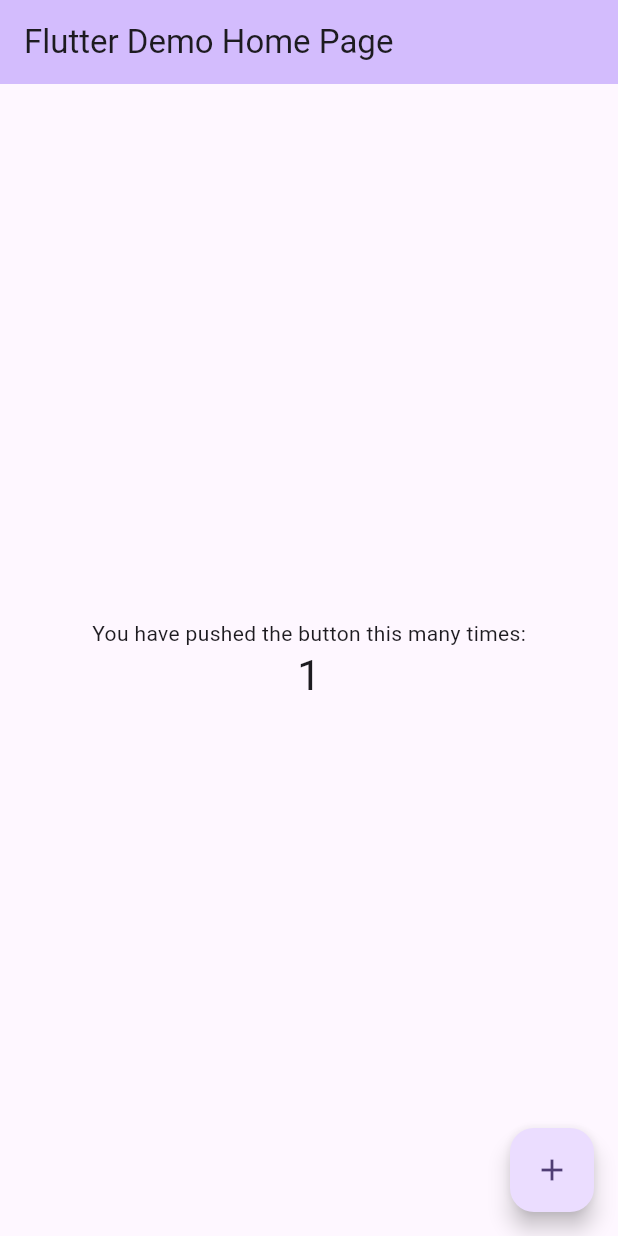
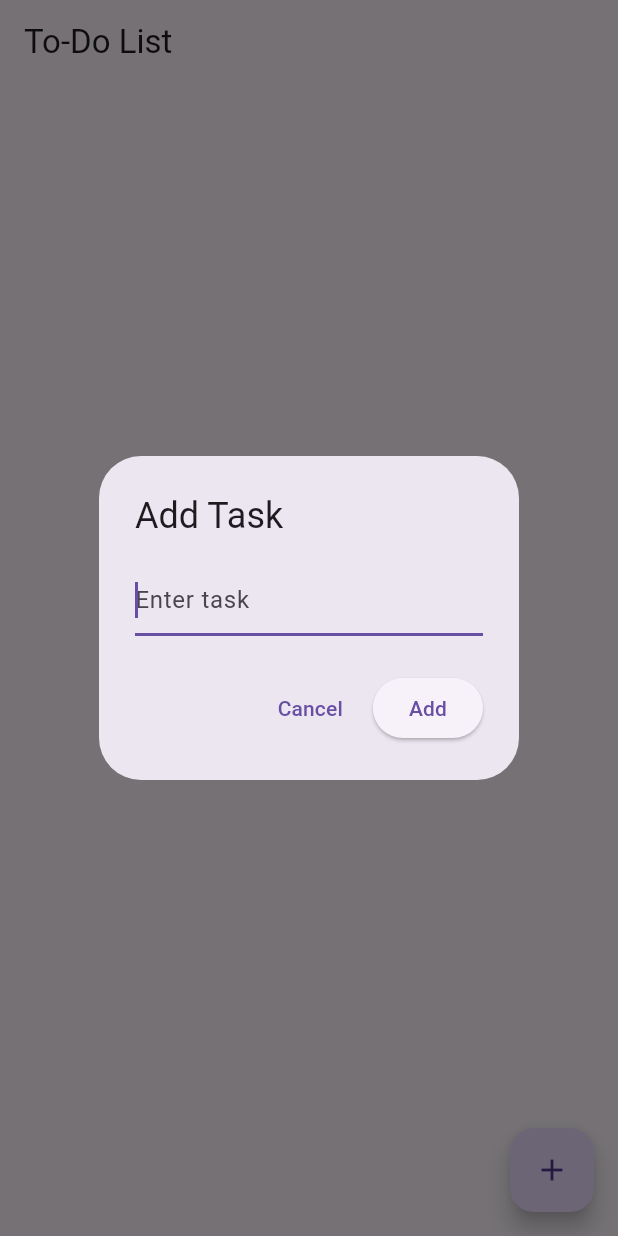
Before and after one commit to santhosh1708/Flutter-To-DoList, a Flutter app: the screen it shows after launch, after a tap on the "add" icon, on a phone screen of 412 x 824 dp. Run offline on Flutter 3.47's test engine with Material 3 defaults, Android fonts, the phone set to English and light mode, and no system bars.

Commit message:
to-do app

```diff
--- a/lib/main.dart
+++ b/lib/main.dart
@@ -1,122 +1,136 @@
 import 'package:flutter/material.dart';
 
-void main() {
-  runApp(const MyApp());
-}
+void main() => runApp(ToDoApp());
 
-class MyApp extends StatelessWidget {
-  const MyApp({super.key});
-
-  // This widget is the root of your application.
+class ToDoApp extends StatelessWidget {
   @override
   Widget build(BuildContext context) {
     return MaterialApp(
-      title: 'Flutter Demo',
-      theme: ThemeData(
-        // This is the theme of your application.
-        //
-        // TRY THIS: Try running your application with "flutter run". You'll see
-        // the application has a purple toolbar. Then, without quitting the app,
-        // try changing the seedColor in the colorScheme below to Colors.green
-        // and then invoke "hot reload" (save your changes or press the "hot
-        // reload" button in a Flutter-supported IDE, or press "r" if you used
-        // the command line to start the app).
-        //
-        // Notice that the counter didn't reset back to zero; the application
-        // state is not lost during the reload. To reset the state, use hot
-        // restart instead.
-        //
-        // This works for code too, not just values: Most code changes can be
-        // tested with just a hot reload.
-        colorScheme: ColorScheme.fromSeed(seedColor: Colors.deepPurple),
-      ),
-      home: const MyHomePage(title: 'Flutter Demo Home Page'),
+      title: 'To-Do List',
+      home: TodoListScreen(),
     );
   }
 }
 
-class MyHomePage extends StatefulWidget {
-  const MyHomePage({super.key, required this.title});
+class Task {
+  String title;
+  bool isDone;
 
-  // This widget is the home page of your application. It is stateful, meaning
-  // that it has a State object (defined below) that contains fields that affect
-  // how it looks.
-
-  // This class is the configuration for the state. It holds the values (in this
-  // case the title) provided by the parent (in this case the App widget) and
-  // used by the build method of the State. Fields in a Widget subclass are
-  // always marked "final".
-
-  final String title;
-
-  @override
-  State<MyHomePage> createState() => _MyHomePageState();
+  Task({required this.title, this.isDone = false});
 }
 
-class _MyHomePageState extends State<MyHomePage> {
-  int _counter = 0;
+class TodoListScreen extends StatefulWidget {
+  @override
+  _TodoListScreenState createState() => _TodoListScreenState();
+}
 
-  void _incrementCounter() {
+class _TodoListScreenState extends State<TodoListScreen> {
+  final List<Task> _tasks = [];
+
+  void _addTask() {
+    _showTaskDialog();
+  }
+
+  void _editTask(int index) {
+    _showTaskDialog(task: _tasks[index], index: index);
+  }
+
+  void _deleteTask(int index) {
     setState(() {
-      // This call to setState tells the Flutter framework that something has
-      // changed in this State, which causes it to rerun the build method below
-      // so that the display can reflect the updated values. If we changed
-      // _counter without calling setState(), then the build method would not be
-      // called again, and so nothing would appear to happen.
-      _counter++;
+      _tasks.removeAt(index);
     });
+  }
+
+  void _toggleTaskCompletion(int index) {
+    setState(() {
+      _tasks[index].isDone = !_tasks[index].isDone;
+    });
+  }
+
+  void _showTaskDialog({Task? task, int? index}) {
+    final controller = TextEditingController(text: task?.title ?? '');
+
+    showDialog(
+      context: context,
+      builder: (context) {
+        return AlertDialog(
+          title: Text(task == null ? 'Add Task' : 'Edit Task'),
+          content: TextField(
+            controller: controller,
+            autofocus: true,
+            decoration: InputDecoration(hintText: 'Enter task'),
+          ),
+          actions: [
+            TextButton(
+              child: Text('Cancel'),
+              onPressed: () => Navigator.pop(context),
+            ),
+            ElevatedButton(
+              child: Text(task == null ? 'Add' : 'Update'),
+              onPressed: () {
+                final title = controller.text.trim();
+                if (title.isNotEmpty) {
+                  setState(() {
+                    if (task == null) {
+                      _tasks.add(Task(title: title));
+                    } else {
+                      _tasks[index!] = Task(title: title, isDone: task.isDone);
+                    }
+                  });
+                  Navigator.pop(context);
+                }
+              },
+            ),
+          ],
+        );
+      },
+    );
   }
 
   @override
   Widget build(BuildContext context) {
-    // This method is rerun every time setState is called, for instance as done
-    // by the _incrementCounter method above.
-    //
-    // The Flutter framework has been optimized to make rerunning build methods
-    // fast, so that you can just rebuild anything that needs updating rather
-    // than having to individually change instances of widgets.
     return Scaffold(
       appBar: AppBar(
-        // TRY THIS: Try changing the color here to a specific color (to
-        // Colors.amber, perhaps?) and trigger a hot reload to see the AppBar
-        // change color while the other colors stay the same.
-        backgroundColor: Theme.of(context).colorScheme.inversePrimary,
-        // Here we take the value from the MyHomePage object that was created by
-        // the App.build method, and use it to set our appbar title.
-        title: Text(widget.title),
+        title: Text('To-Do List'),
       ),
-      body: Center(
-        // Center is a layout widget. It takes a single child and positions it
-        // in the middle of the parent.
-        child: Column(
-          // Column is also a layout widget. It takes a list of children and
-          // arranges them vertically. By default, it sizes itself to fit its
-          // children horizontally, and tries to be as tall as its parent.
-          //
-          // Column has various properties to control how it sizes itself and
-          // how it positions its children. Here we use mainAxisAlignment to
-          // center the children vertically; the main axis here is the vertical
-          // axis because Columns are vertical (the cross axis would be
-          // horizontal).
-          //
-          // TRY THIS: Invoke "debug painting" (choose the "Toggle Debug Paint"
-          // action in the IDE, or press "p" in the console), to see the
-          // wireframe for each widget.
-          mainAxisAlignment: MainAxisAlignment.center,
-          children: <Widget>[
-            const Text('You have pushed the button this many times:'),
-            Text(
-              '$_counter',
-              style: Theme.of(context).textTheme.headlineMedium,
+      body: _tasks.isEmpty
+          ? Center(child: Text('No tasks yet. Tap + to add.'))
+          : ListView.builder(
+        itemCount: _tasks.length,
+        itemBuilder: (context, index) {
+          final task = _tasks[index];
+          return ListTile(
+            leading: Checkbox(
+              value: task.isDone,
+              onChanged: (_) => _toggleTaskCompletion(index),
             ),
-          ],
-        ),
+            title: Text(
+              task.title,
+              style: TextStyle(
+                decoration:
+                task.isDone ? TextDecoration.lineThrough : null,
+              ),
+            ),
+            trailing: Row(
+              mainAxisSize: MainAxisSize.min,
+              children: [
+                IconButton(
+                  icon: Icon(Icons.edit, color: Colors.orange),
+                  onPressed: () => _editTask(index),
+                ),
+                IconButton(
+                  icon: Icon(Icons.delete, color: Colors.red),
+                  onPressed: () => _deleteTask(index),
+                ),
+              ],
+            ),
+          );
+        },
       ),
       floatingActionButton: FloatingActionButton(
-        onPressed: _incrementCounter,
-        tooltip: 'Increment',
-        child: const Icon(Icons.add),
-      ), // This trailing comma makes auto-formatting nicer for build methods.
+        onPressed: _addTask,
+        child: Icon(Icons.add),
+      ),
     );
   }
 }
```
